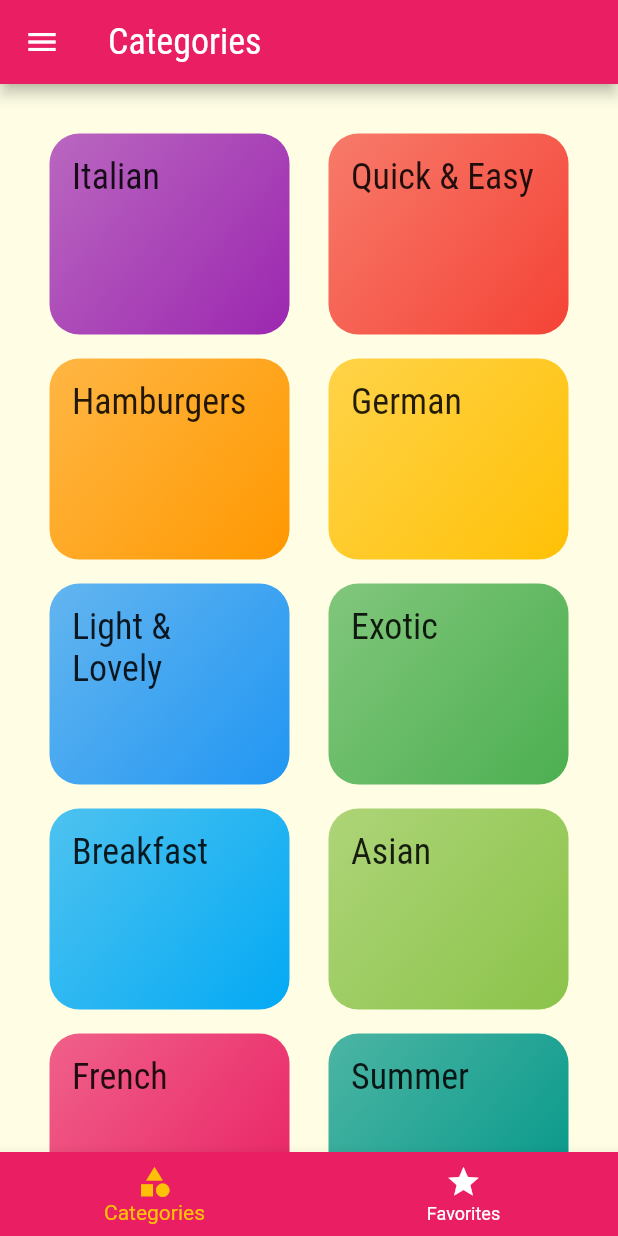
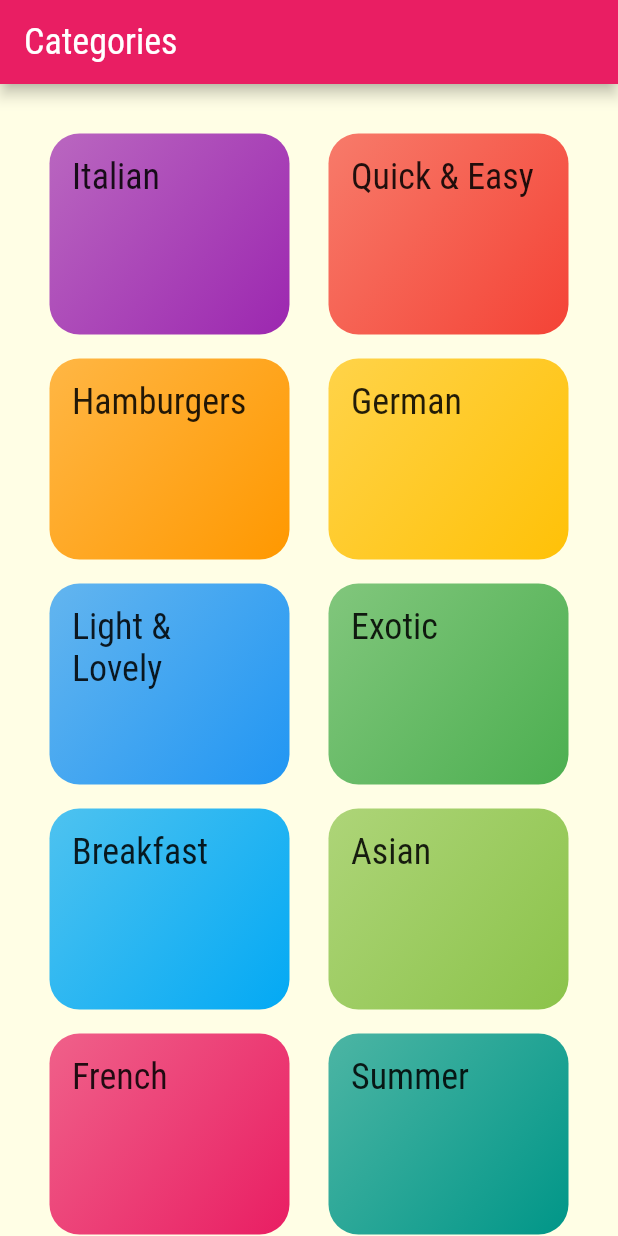
Before and after one commit to AhmedIbrahim2003/MealApp, a Flutter app: the screen it shows after launch, on a phone screen of 412 x 824 dp. Run offline on Flutter 3.47's test engine with Material 2 defaults, Android fonts, the phone set to English and light mode, and no system bars.

Commit message:
Version 1.0 (final)

```diff
--- a/lib/main.dart
+++ b/lib/main.dart
@@ -1,9 +1,7 @@
 import 'package:flutter/material.dart';
 import 'package:meal_app/screens/Category_Meal_Screen.dart';
 import 'package:meal_app/screens/Category_Screen.dart';
-import 'package:meal_app/screens/filters_screen.dart';
 import 'package:meal_app/screens/meal_details_screen.dart';
-import 'package:meal_app/screens/taps_screen.dart';
 
 void main() => runApp(const MyApp());
 
@@ -33,33 +31,31 @@ class MyApp extends StatelessWidget {
               )
             )
       ),
-      home: const TapsScreen(),
+      home: const CategoriesScreen(),
       routes: {
-        'MainPage':(context) => const TapsScreen(),
         CategoryMealScreen.routname:(context) => const CategoryMealScreen(),
         MealDetailScreen.routname:(context) => const MealDetailScreen(),
-        FiltersScreen.routname:(context) => const FiltersScreen()
       },
     );
   }
 }
 
-class MyHomePage extends StatefulWidget {
-  const MyHomePage({super.key});
+// class MyHomePage extends StatefulWidget {
+//   const MyHomePage({super.key});
 
-  @override
-  State<MyHomePage> createState() => _MyHomePageState();
-}
+//   @override
+//   State<MyHomePage> createState() => _MyHomePageState();
+// }
 
-class _MyHomePageState extends State<MyHomePage> {
-  @override
-  Widget build(BuildContext context) {
-    return Scaffold(
-      appBar: AppBar(
-        title: const Text("Meal App"),
-        backgroundColor: Theme.of(context).primaryColor,
-      ),
-      body: const CategoriesScreen(),
-    );
-  }
-}
+// class _MyHomePageState extends State<MyHomePage> {
+//   @override
+//   Widget build(BuildContext context) {
+//     return Scaffold(
+//       appBar: AppBar(
+//         title: const Text("Meal App"),
+//         backgroundColor: Theme.of(context).primaryColor,
+//       ),
+//       body: const CategoriesScreen(),
+//     );
+//   }
+// }
--- a/lib/screens/Category_Meal_Screen.dart
+++ b/lib/screens/Category_Meal_Screen.dart
@@ -1,7 +1,6 @@
 // ignore_for_file: file_names
 
 import 'package:flutter/material.dart';
-import 'package:meal_app/models/Meal.dart';
 import 'package:meal_app/widgets/Meal_Item.dart';
 import '../dummy_data.dart';
 
--- a/lib/screens/Category_Screen.dart
+++ b/lib/screens/Category_Screen.dart
@@ -10,6 +10,7 @@ class CategoriesScreen extends StatelessWidget {
   @override
   Widget build(BuildContext context) {
     return Scaffold(
+      appBar: AppBar(title: Text("Categories"),backgroundColor: Theme.of(context).primaryColor,),
       body: GridView(
         padding: const EdgeInsets.all(25),
         gridDelegate: const SliverGridDelegateWithMaxCrossAxisExtent(
--- a/lib/screens/taps_screen.dart
+++ /dev/null
@@ -1,76 +0,0 @@
-import 'package:flutter/material.dart';
-import 'package:meal_app/screens/Category_Screen.dart';
-import 'package:meal_app/screens/fav_screen.dart';
-import 'package:meal_app/widgets/main_drawer.dart';
-
-class TapsScreen extends StatefulWidget {
-  const TapsScreen({super.key});
-
-  @override
-  State<TapsScreen> createState() => _TapsScreenState();
-}
-
-class _TapsScreenState extends State<TapsScreen> {
-  var _pages = [
-    {
-      'page': const CategoriesScreen(),
-      'title': 'Categories',
-    },
-    {
-      'page': const FavoritesScreen(),
-      'title': 'Your Favorites',
-    },
-  ];
-
-  int _selectedPageIndex = 0;
-
-  void _selectPage(int value) {
-    setState(() {
-      _selectedPageIndex = value;
-    });
-  }
-
-  @override
-  void initState() {
-    super.initState();
-    final pages = [
-      {
-        'page': const CategoriesScreen(),
-        'title': 'Categories',
-      },
-      {
-        'page': const FavoritesScreen(),
-        'title': 'Your Favorites',
-      },
-    ];
-    _pages = pages;
-  }
-
-  @override
-  Widget build(BuildContext context) {
-    final pages = _pages.map((page) => page['page'] as Widget).toList();
-    return Scaffold(
-      appBar: AppBar(
-        title: Text("${_pages[_selectedPageIndex]['title']}"),
-        backgroundColor: Theme.of(context).primaryColor,
-      ),
-      body: IndexedStack(
-        index: _selectedPageIndex,
-        children: pages,
-      ),
-      bottomNavigationBar: BottomNavigationBar(
-        onTap: _selectPage,
-        backgroundColor: Theme.of(context).primaryColor,
-        selectedItemColor: Theme.of(context).colorScheme.secondary,
-        unselectedItemColor: Colors.white,
-        currentIndex: _selectedPageIndex,
-        items: const [
-          BottomNavigationBarItem(
-              icon: Icon(Icons.category), label: "Categories"),
-          BottomNavigationBarItem(icon: Icon(Icons.star), label: "Favorites")
-        ],
-      ),
-      drawer: MainDrawer(),
-    );
-  }
-}
```
Also changed, not shown: lib/screens/fav_screen.dart (deleted, +0 -10 lines), lib/screens/filters_screen.dart (deleted, +0 -21 lines), lib/widgets/main_drawer.dart (deleted, +0 -64 lines).
